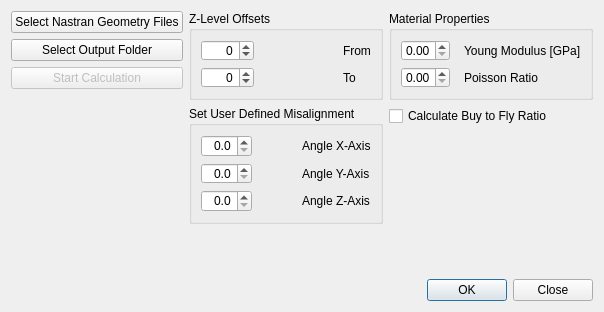
Qt form src/Mod/Machining_Distortion/User_Interface_Mach_Dist.ui (berndhahnebach/All_FreeCAD) before a commit.
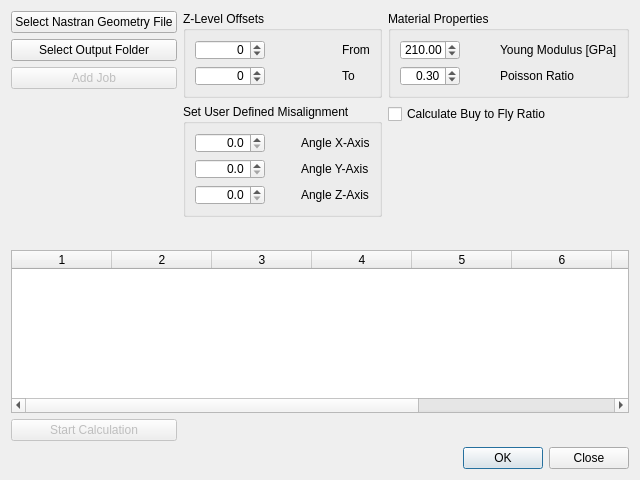
The same form after that commit.

```diff
--- a/src/Mod/Machining_Distortion/User_Interface_Mach_Dist.ui
+++ b/src/Mod/Machining_Distortion/User_Interface_Mach_Dist.ui
@@ -6,10 +6,16 @@
    <rect>
     <x>0</x>
     <y>0</y>
-    <width>604</width>
-    <height>312</height>
+    <width>640</width>
+    <height>480</height>
    </rect>
   </property>
+  <property name="minimumSize">
+   <size>
+    <width>640</width>
+    <height>480</height>
+   </size>
+  </property>
   <property name="windowTitle">
    <string>Machining Distortion Prediction</string>
   </property>
@@ -19,7 +25,7 @@
      <item>
       <widget class="QPushButton" name="button_select_files">
        <property name="text">
-        <string>Select Nastran Geometry Files</string>
+        <string>Select Nastran Geometry File</string>
        </property>
       </widget>
      </item>
@@ -31,12 +37,12 @@
       </widget>
      </item>
      <item>
-      <widget class="QPushButton" name="button_start_calculation">
+      <widget class="QPushButton" name="button_add_to_table">
        <property name="enabled">
         <bool>false</bool>
        </property>
        <property name="text">
-        <string>Start Calculation</string>
+        <string>Add Job</string>
        </property>
       </widget>
      </item>
@@ -109,7 +115,7 @@
            <widget class="QSpinBox" name="spinBox_z_level_from">
             <property name="minimumSize">
              <size>
-              <width>53</width>
+              <width>70</width>
               <height>20</height>
              </size>
             </property>
@@ -128,7 +134,7 @@
            <widget class="QSpinBox" name="spinBox_z_level_to">
             <property name="minimumSize">
              <size>
-              <width>53</width>
+              <width>70</width>
               <height>20</height>
              </size>
             </property>
@@ -170,13 +176,19 @@
             </property>
             <property name="minimumSize">
              <size>
-              <width>49</width>
+              <width>60</width>
               <height>20</height>
              </size>
             </property>
             <property name="alignment">
              <set>Qt::AlignRight|Qt::AlignTrailing|Qt::AlignVCenter</set>
             </property>
+            <property name="singleStep">
+             <double>0.100000000000000</double>
+            </property>
+            <property name="value">
+             <double>0.300000000000000</double>
+            </property>
            </widget>
           </item>
           <item row="1" column="2">
@@ -222,13 +234,19 @@
             </property>
             <property name="minimumSize">
              <size>
-              <width>49</width>
+              <width>60</width>
               <height>20</height>
              </size>
             </property>
             <property name="alignment">
              <set>Qt::AlignRight|Qt::AlignTrailing|Qt::AlignVCenter</set>
             </property>
+            <property name="maximum">
+             <double>999.990000000000009</double>
+            </property>
+            <property name="value">
+             <double>210.000000000000000</double>
+            </property>
            </widget>
           </item>
          </layout>
@@ -248,7 +266,7 @@
            <widget class="QDoubleSpinBox" name="spinBox_misalignment_x">
             <property name="minimumSize">
              <size>
-              <width>43</width>
+              <width>70</width>
               <height>20</height>
              </size>
             </property>
@@ -417,7 +435,7 @@
      </property>
     </spacer>
    </item>
-   <item row="2" column="0" colspan="2">
+   <item row="4" column="0" colspan="2">
     <widget class="QDialogButtonBox" name="button_dialog">
      <property name="orientation">
       <enum>Qt::Horizontal</enum>
@@ -427,6 +445,35 @@
      </property>
     </widget>
    </item>
+   <item row="2" column="0" colspan="2">
+    <widget class="QTableWidget" name="JobTable">
+     <property name="rowCount">
+      <number>0</number>
+     </property>
+     <property name="columnCount">
+      <number>9</number>
+     </property>
+     <column/>
+     <column/>
+     <column/>
+     <column/>
+     <column/>
+     <column/>
+     <column/>
+     <column/>
+     <column/>
+    </widget>
+   </item>
+   <item row="3" column="0">
+    <widget class="QPushButton" name="button_start_calculation">
+     <property name="enabled">
+      <bool>false</bool>
+     </property>
+     <property name="text">
+      <string>Start Calculation</string>
+     </property>
+    </widget>
+   </item>
   </layout>
  </widget>
  <resources/>
```
Left out of the diff: 2 changed lines with no effect on the pictures.
